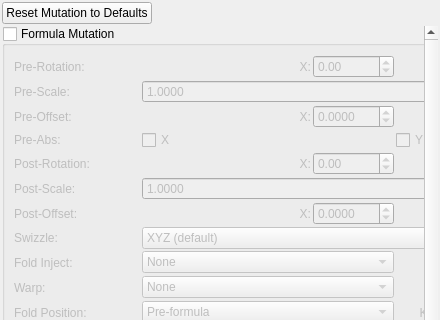
Before: the Qt Designer form mandelbulber2/qt/dock_mutation_tab.ui in irinox-ctrl/mandelbulber2, drawn with Qt 5; both pictures show x 0 to 440 and y 0 to 320 of the 440 by 1200 pixel window.
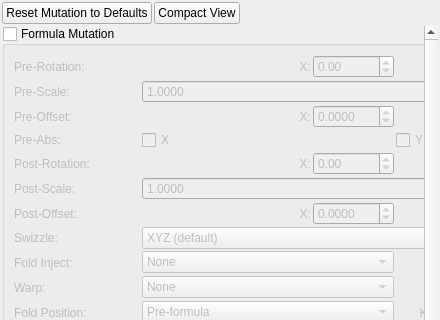
After: the same form once the commit is applied. Custom widgets are drawn as their Qt base class.

Commit message:
Mutation dock: add Compact View toggle for sections
Add a checkable 'Compact View' button to the pinned top bar that
collapses the toolbox sections down to just their title bars, so every
section name is visible at a glance without scrolling. Switching
sections while compact mode is active keeps the new section collapsed.

The edit to the form file:
```diff
--- a/mandelbulber2/qt/dock_mutation_tab.ui
+++ b/mandelbulber2/qt/dock_mutation_tab.ui
@@ -41,6 +41,19 @@
        </property>
       </widget>
      </item>
+     <item>
+      <widget class="QPushButton" name="pushButton_mutation_compact">
+       <property name="toolTip">
+        <string>Collapse all sections to a compact overview that shows only their titles</string>
+       </property>
+       <property name="text">
+        <string>Compact View</string>
+       </property>
+       <property name="checkable">
+        <bool>true</bool>
+       </property>
+      </widget>
+     </item>
      <item>
       <spacer name="horizontalSpacer_mutation_top">
        <property name="orientation">
```
The commit also changes 1 other file.
